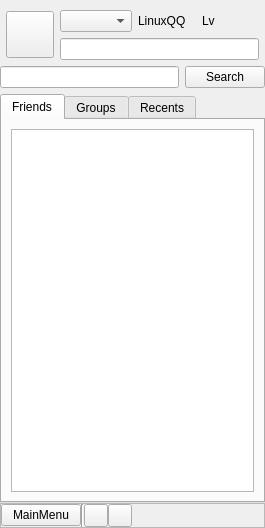
This is src/ui/mainwindow.ui in zhanlangsir/Qtqq as Qt 5 draws it before an edit. The edited form follows.
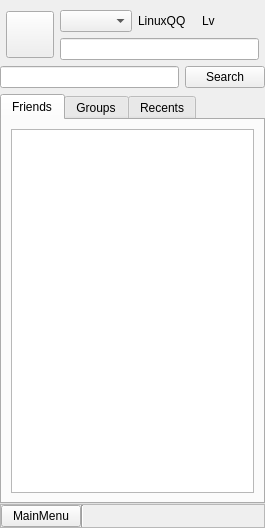
This is the edited form.

The edit to the form file:
```diff
--- a/src/ui/mainwindow.ui
+++ b/src/ui/mainwindow.ui
@@ -279,26 +279,6 @@
           </property>
          </widget>
         </item>
-        <item>
-         <widget class="QToolButton" name="toolButton_2">
-          <property name="styleSheet">
-           <string notr="true"/>
-          </property>
-          <property name="text">
-           <string/>
-          </property>
-         </widget>
-        </item>
-        <item>
-         <widget class="QToolButton" name="toolButton">
-          <property name="styleSheet">
-           <string notr="true"/>
-          </property>
-          <property name="text">
-           <string/>
-          </property>
-         </widget>
-        </item>
         <item>
          <spacer name="horizontalSpacer">
           <property name="orientation">
```
